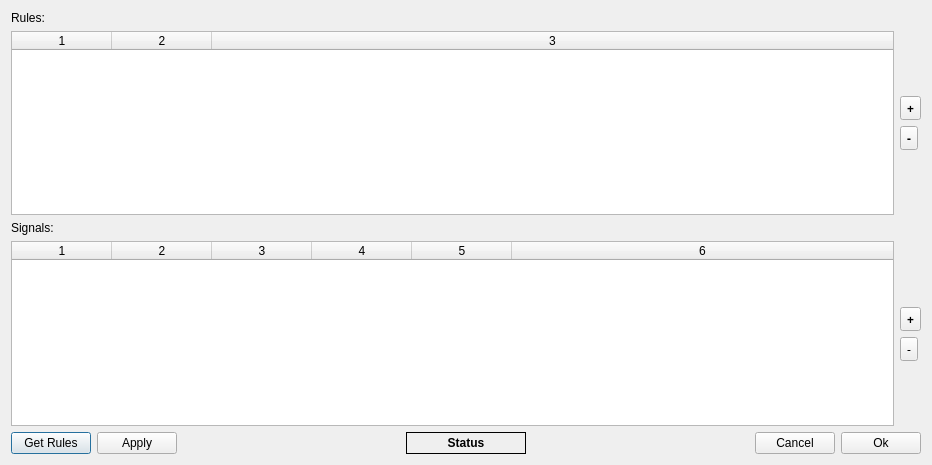
ADARA-Neutrons/adara, file dasmon/client/RuleConfigDialog.ui: the form before one commit.
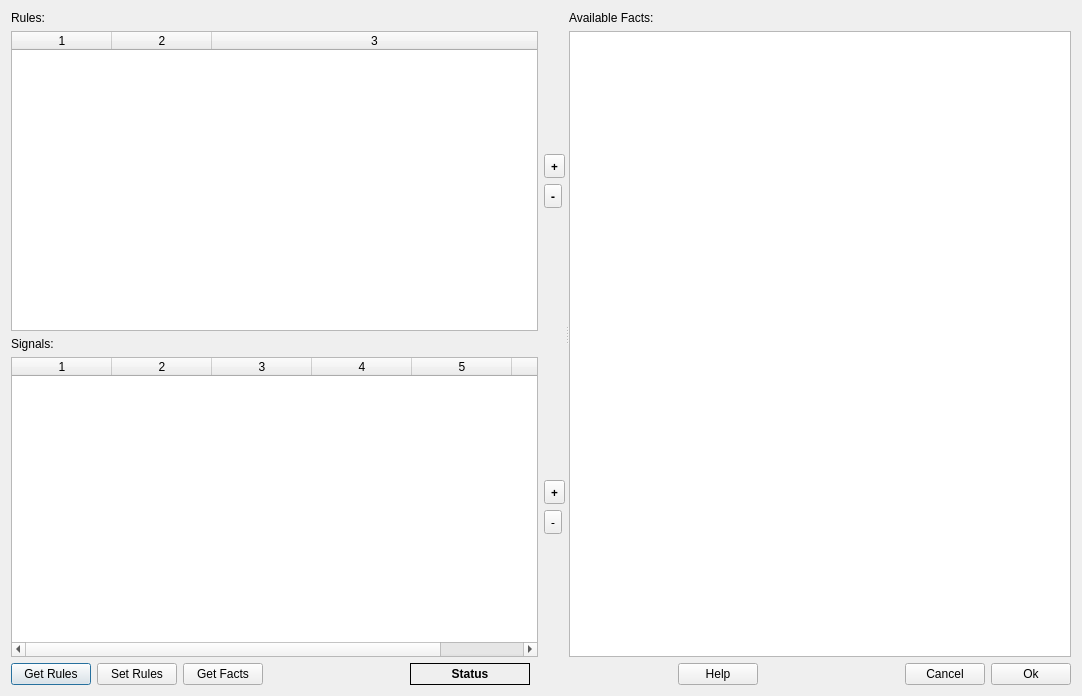
The form after the commit.

Commit message:
Updated DASMON GUI rule config dialog
Rule config dialog now provides list of available FACT_IDs
from DASMON service. RuleEngine / StreamAnalyzer were
changed to be case insensitive regarding rule definitions.

Patch:
```diff
--- a/dasmon/client/RuleConfigDialog.ui
+++ b/dasmon/client/RuleConfigDialog.ui
@@ -6,13 +6,20 @@
    <rect>
     <x>0</x>
     <y>0</y>
-    <width>932</width>
-    <height>465</height>
+    <width>1082</width>
+    <height>696</height>
    </rect>
   </property>
   <property name="windowTitle">
    <string>DAS Monitor Rule Configuration</string>
   </property>
+  <layout class="QVBoxLayout" name="verticalLayout_5" stretch="1,0">
+   <item>
+    <widget class="QSplitter" name="splitter">
+     <property name="orientation">
+      <enum>Qt::Horizontal</enum>
+     </property>
+     <widget class="QWidget" name="">
   <layout class="QVBoxLayout" name="verticalLayout_3">
    <item>
     <widget class="QLabel" name="label">
@@ -225,6 +232,31 @@
      </item>
     </layout>
    </item>
+      </layout>
+     </widget>
+     <widget class="QWidget" name="">
+      <layout class="QVBoxLayout" name="verticalLayout_4">
+       <item>
+        <widget class="QLabel" name="label_3">
+         <property name="text">
+          <string>Available Facts:</string>
+         </property>
+        </widget>
+       </item>
+       <item>
+        <widget class="QListWidget" name="factList">
+         <property name="sizePolicy">
+          <sizepolicy hsizetype="Expanding" vsizetype="Expanding">
+           <horstretch>0</horstretch>
+           <verstretch>0</verstretch>
+          </sizepolicy>
+         </property>
+        </widget>
+       </item>
+      </layout>
+     </widget>
+    </widget>
+   </item>
    <item>
     <layout class="QHBoxLayout" name="horizontalLayout">
      <item>
@@ -237,7 +269,14 @@
      <item>
       <widget class="QPushButton" name="setButton">
        <property name="text">
-        <string>Apply</string>
+        <string>Set Rules</string>
+       </property>
+      </widget>
+     </item>
+     <item>
+      <widget class="QPushButton" name="factButton">
+       <property name="text">
+        <string>Get Facts</string>
        </property>
       </widget>
      </item>
@@ -292,6 +331,26 @@
        </property>
       </spacer>
      </item>
+     <item>
+      <widget class="QPushButton" name="helpButton">
+       <property name="text">
+        <string>Help</string>
+       </property>
+      </widget>
+     </item>
+     <item>
+      <spacer name="horizontalSpacer_3">
+       <property name="orientation">
+        <enum>Qt::Horizontal</enum>
+       </property>
+       <property name="sizeHint" stdset="0">
+        <size>
+         <width>40</width>
+         <height>20</height>
+        </size>
+       </property>
+      </spacer>
+     </item>
      <item>
       <widget class="QPushButton" name="cancelButton">
        <property name="text">
```
Left out of the diff: 34 changed lines with no effect on the pictures. Lines whose indentation alone changed are shown as unchanged. The commit also changes 12 other files.
